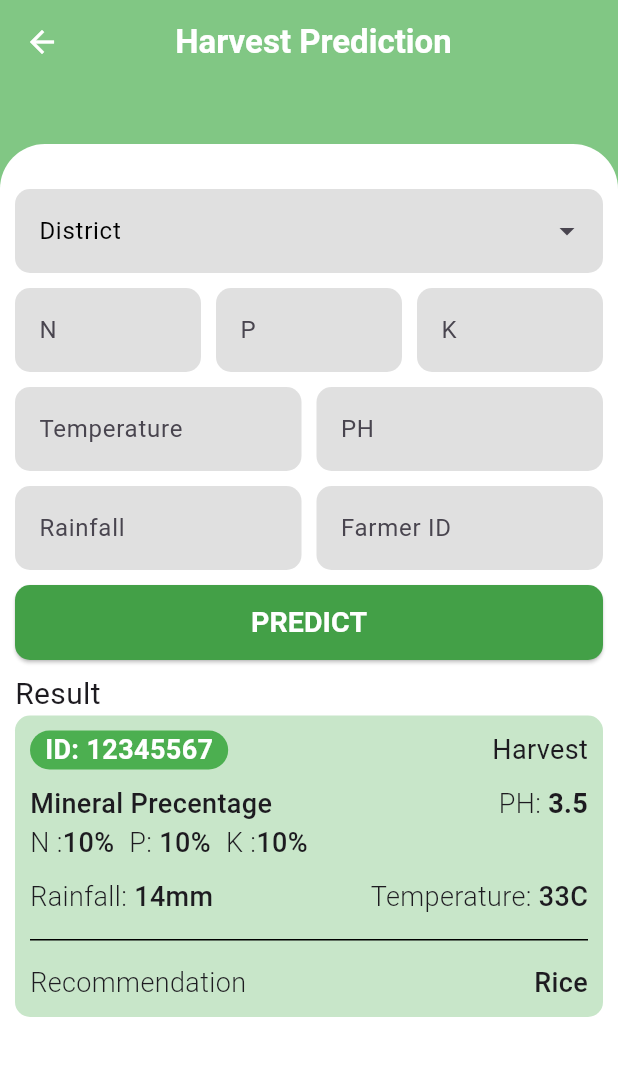
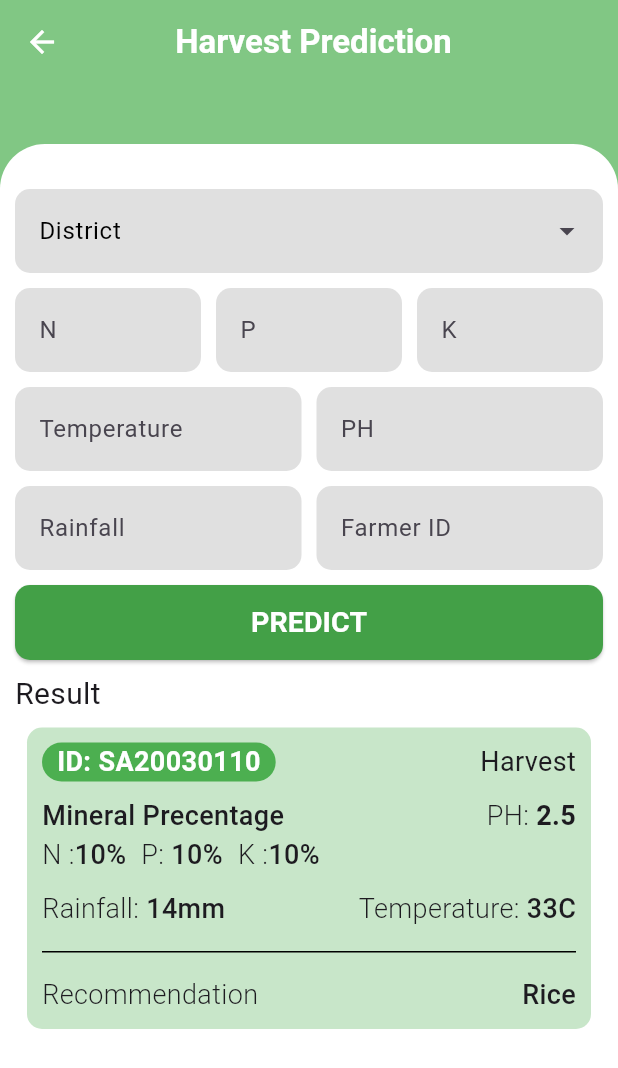
Before and after one commit to AchinthaPrabash3/Harvest_Prediction, a Flutter app: the HarvestPrediction screen opened directly, on a phone screen of 412 x 824 dp. Shown: the top 1068 px of the screen. Run offline on Flutter 3.47's test engine with Material 3 defaults, Android fonts, the phone set to English and light mode, and no system bars; drawn by our look-alikes of dropdown_search; our stand-ins replace cloud_firestore, firebase_auth, firebase_core, flutter_carousel_widget, google_fonts; accounts and stored records are empty.

Commit message:
setted up all the varables

```diff
--- a/lib/pages/harvestCard.dart
+++ b/lib/pages/harvestCard.dart
@@ -3,7 +3,24 @@
 import 'package:flutter/material.dart';
 
 class HarvestCard extends StatefulWidget {
-  const HarvestCard({super.key});
+  final String fId;
+  final String ph;
+  final String n;
+  final String p;
+  final String k;
+  final String rainfall;
+  final String temp;
+  final String recommendation;
+  const HarvestCard(
+      {super.key,
+      required this.ph,
+      required this.n,
+      required this.p,
+      required this.k,
+      required this.rainfall,
+      required this.temp,
+      required this.recommendation,
+      required this.fId});
 
   @override
   State<HarvestCard> createState() => _HarvestCardState();
@@ -12,7 +29,9 @@ class HarvestCard extends StatefulWidget {
 class _HarvestCardState extends State<HarvestCard> {
   @override
   Widget build(BuildContext context) {
-    return Container(
+    return Padding(
+      padding: const EdgeInsets.all(8.0),
+      child: Container(
         width: MediaQuery.of(context).size.width,
         decoration: BoxDecoration(
             color: Colors.green.shade100,
@@ -32,7 +51,7 @@ class _HarvestCardState extends State<HarvestCard> {
                     padding: const EdgeInsets.symmetric(horizontal: 10.0),
                     child: Text(
                       // ID input
-                    'ID: 12345567',
+                      'ID: ${widget.fId}',
                       style: TextStyle(
                           fontSize: 18,
                           color: Colors.white,
@@ -57,8 +76,8 @@ class _HarvestCardState extends State<HarvestCard> {
                     children: [
                       Text(
                         'Mineral Precentage',
-                      style:
-                          TextStyle(fontSize: 18, fontWeight: FontWeight.w500),
+                        style: TextStyle(
+                            fontSize: 18, fontWeight: FontWeight.w500),
                       ),
                       Row(
                         children: [
@@ -70,7 +89,7 @@ class _HarvestCardState extends State<HarvestCard> {
                                     fontSize: 18, fontWeight: FontWeight.w300),
                               ),
                               Text(
-                              '10%',
+                                '${widget.n}%',
                                 style: TextStyle(
                                     fontSize: 18, fontWeight: FontWeight.w500),
                               )
@@ -87,7 +106,7 @@ class _HarvestCardState extends State<HarvestCard> {
                                     fontSize: 18, fontWeight: FontWeight.w300),
                               ),
                               Text(
-                              '10%',
+                                '${widget.p}%',
                                 style: TextStyle(
                                     fontSize: 18, fontWeight: FontWeight.w500),
                               )
@@ -104,7 +123,7 @@ class _HarvestCardState extends State<HarvestCard> {
                                     fontSize: 18, fontWeight: FontWeight.w300),
                               ),
                               Text(
-                              '10%',
+                                '${widget.k}%',
                                 style: TextStyle(
                                     fontSize: 18, fontWeight: FontWeight.w500),
                               )
@@ -118,13 +137,13 @@ class _HarvestCardState extends State<HarvestCard> {
                     children: [
                       Text(
                         'PH: ',
-                      style:
-                          TextStyle(fontSize: 18, fontWeight: FontWeight.w300),
+                        style: TextStyle(
+                            fontSize: 18, fontWeight: FontWeight.w300),
                       ),
                       Text(
-                      '3.5',
-                      style:
-                          TextStyle(fontSize: 18, fontWeight: FontWeight.bold),
+                        widget.ph,
+                        style: TextStyle(
+                            fontSize: 18, fontWeight: FontWeight.bold),
                       )
                     ],
                   )
@@ -140,13 +159,13 @@ class _HarvestCardState extends State<HarvestCard> {
                     children: [
                       Text(
                         'Rainfall: ',
-                      style:
-                          TextStyle(fontSize: 18, fontWeight: FontWeight.w300),
+                        style: TextStyle(
+                            fontSize: 18, fontWeight: FontWeight.w300),
                       ),
                       Text(
-                      '14mm',
-                      style:
-                          TextStyle(fontSize: 18, fontWeight: FontWeight.w500),
+                        '${widget.rainfall}mm',
+                        style: TextStyle(
+                            fontSize: 18, fontWeight: FontWeight.w500),
                       ),
                     ],
                   ),
@@ -154,13 +173,13 @@ class _HarvestCardState extends State<HarvestCard> {
                     children: [
                       Text(
                         "Temperature: ",
-                      style:
-                          TextStyle(fontSize: 18, fontWeight: FontWeight.w300),
+                        style: TextStyle(
+                            fontSize: 18, fontWeight: FontWeight.w300),
                       ),
                       Text(
-                      "33C",
-                      style:
-                          TextStyle(fontSize: 18, fontWeight: FontWeight.w500),
+                        "${widget.temp}C",
+                        style: TextStyle(
+                            fontSize: 18, fontWeight: FontWeight.w500),
                       ),
                     ],
                   )
@@ -183,13 +202,14 @@ class _HarvestCardState extends State<HarvestCard> {
                   style: TextStyle(fontSize: 18, fontWeight: FontWeight.w300),
                 ),
                 Text(
-                'Rice',
+                  widget.recommendation,
                   style: TextStyle(fontSize: 18, fontWeight: FontWeight.w500),
                 )
               ],
             )
           ]),
         ),
+      ),
     );
   }
 }
--- a/lib/pages/harvestpage.dart
+++ b/lib/pages/harvestpage.dart
@@ -232,7 +232,18 @@ class _HarvestPredictionState extends State<HarvestPrediction> {
                   SizedBox(
                     height: 350,
                     child: SingleChildScrollView(
-                      child: Column(children: [HarvestCard()]),
+                      child: Column(children: [
+                        HarvestCard(
+                          fId: 'SA20030110',
+                          n: '10',
+                          p: '10',
+                          k: '10',
+                          rainfall: '14',
+                          temp: '33',
+                          ph: '2.5',
+                          recommendation: 'Rice',
+                        )
+                      ]),
                     ),
                   )
                 ],
```
Also changed, not shown: lib/pages/historypage.dart (+28 -10 lines), lib/pages/yieldCard.dart (+19 -7 lines), lib/pages/yieldpage.dart (+11 -3 lines). Lines whose indentation alone changed are shown as unchanged.
